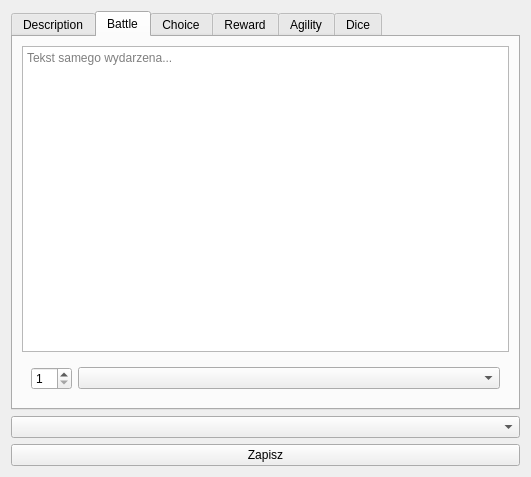
Qt form DataManager/forms/GUI/action/actionview.ui (jurikimurik/Witcher_Adventures_PHP_QTCPP) before a commit.
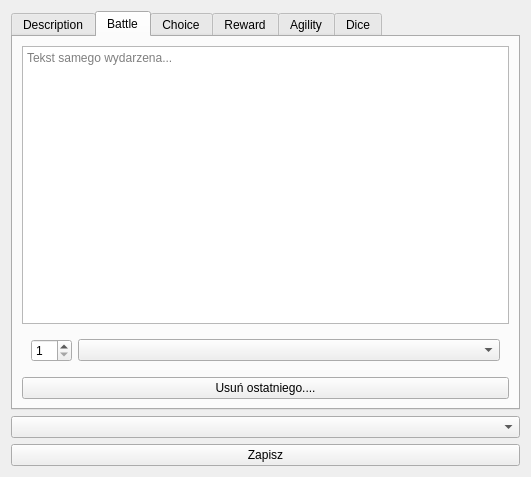
The same form after that commit. The open tabs and pages were chosen to show the change. Icons and pictures are not drawn.

Commit message: setEnemyFields is now ready.

What changed in the file:
```diff
--- a/DataManager/forms/GUI/action/actionview.ui
+++ b/DataManager/forms/GUI/action/actionview.ui
@@ -93,6 +93,13 @@
          </layout>
         </widget>
        </item>
+       <item>
+        <widget class="QPushButton" name="pushButton">
+         <property name="text">
+          <string>Usuń ostatniego....</string>
+         </property>
+        </widget>
+       </item>
       </layout>
      </widget>
      <widget class="QWidget" name="choiceAction">
```
Left out of the diff: 2 changed lines with no effect on the pictures. The commit also changes 2 other files.
